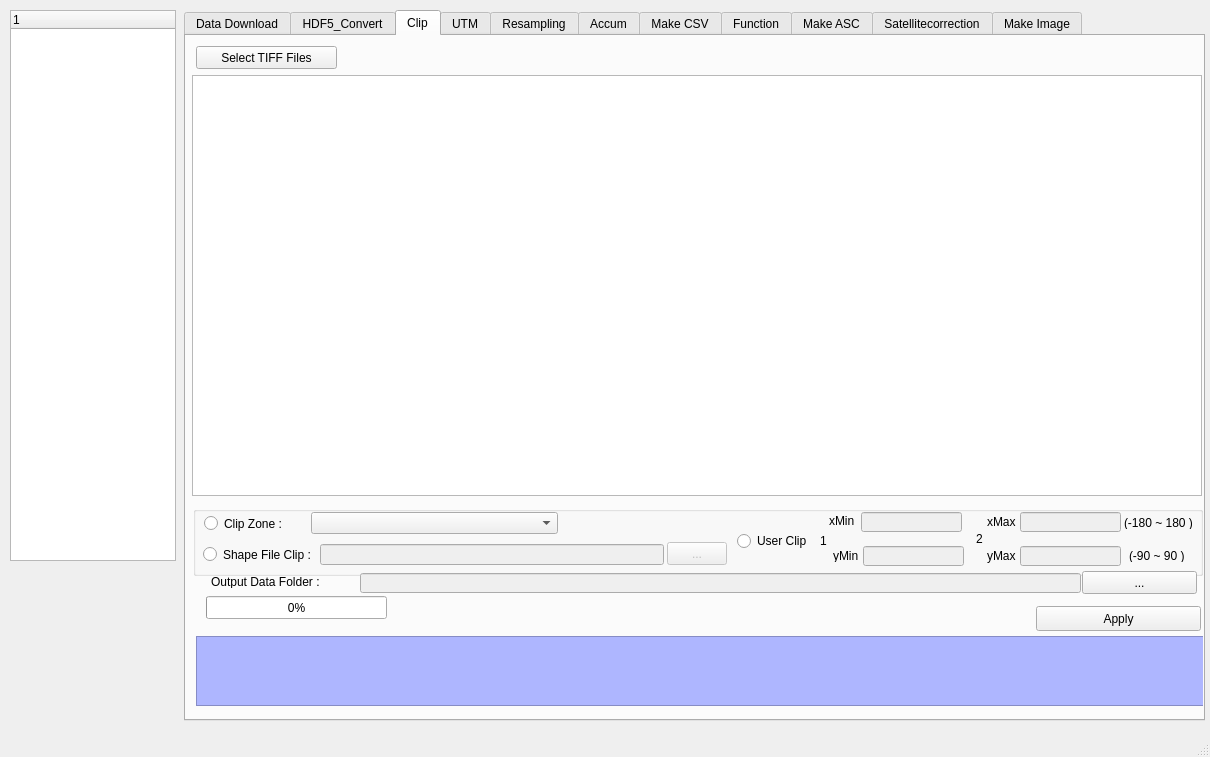
Old version of the form GPM_dialog_base.ui in the repository hermesys2017/GPM.
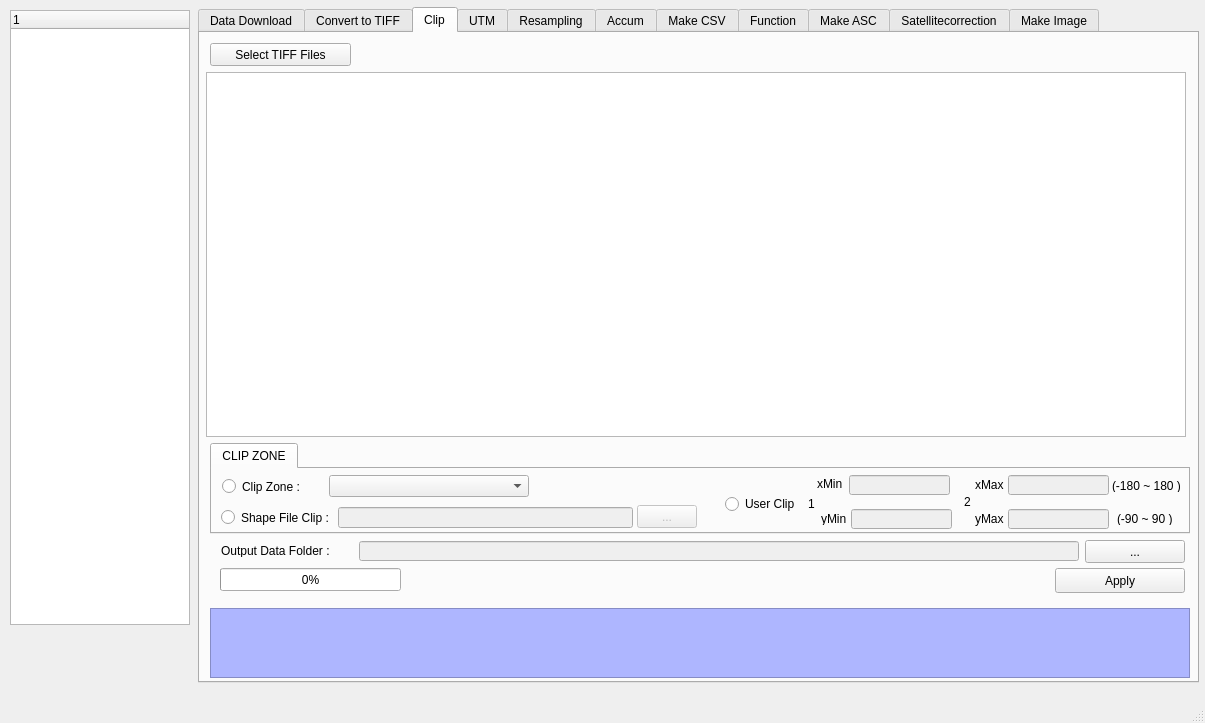
New version of the form. The open tabs and pages were chosen to show the change. Custom widgets are drawn as their Qt base class.

What changed in the file:
```diff
--- a/GPM_dialog_base.ui
+++ b/GPM_dialog_base.ui
@@ -6,8 +6,8 @@
    <rect>
     <x>0</x>
     <y>0</y>
-    <width>1210</width>
-    <height>757</height>
+    <width>1205</width>
+    <height>723</height>
    </rect>
   </property>
   <property name="sizePolicy">
@@ -16,20 +16,20 @@
     <verstretch>0</verstretch>
    </sizepolicy>
   </property>
-  <property name="minimumSize">
-   <size>
-    <width>0</width>
-    <height>0</height>
-   </size>
-  </property>
-  <property name="baseSize">
-   <size>
-    <width>0</width>
-    <height>-1</height>
-   </size>
+  <property name="mouseTracking">
+   <bool>false</bool>
   </property>
   <property name="windowTitle">
-   <string>GPM Developer</string>
+   <string>Kict Satellite Precipitation Converter</string>
+  </property>
+  <property name="autoFillBackground">
+   <bool>true</bool>
+  </property>
+  <property name="toolButtonStyle">
+   <enum>Qt::ToolButtonIconOnly</enum>
+  </property>
+  <property name="tabShape">
+   <enum>QTabWidget::Rounded</enum>
   </property>
   <widget class="QWidget" name="centralwidget">
    <widget class="QTreeWidget" name="treeWidget">
@@ -37,8 +37,8 @@
      <rect>
       <x>10</x>
       <y>10</y>
-      <width>166</width>
-      <height>551</height>
+      <width>180</width>
+      <height>615</height>
      </rect>
     </property>
     <column>
@@ -50,10 +50,10 @@
    <widget class="QTabWidget" name="tabWidget">
     <property name="geometry">
      <rect>
-      <x>184</x>
-      <y>10</y>
-      <width>1021</width>
-      <height>711</height>
+      <x>198</x>
+      <y>7</y>
+      <width>1001</width>
+      <height>676</height>
      </rect>
     </property>
     <property name="tabPosition">
@@ -65,12 +65,6 @@
     <property name="currentIndex">
      <number>0</number>
     </property>
-    <property name="usesScrollButtons">
-     <bool>true</bool>
-    </property>
-    <property name="tabsClosable">
-     <bool>false</bool>
-    </property>
     <widget class="QWidget" name="tab_12">
      <attribute name="title">
       <string>Data Download</string>
@@ -255,62 +249,17 @@
        </rect>
       </property>
      </widget>
-     <widget class="QProgressBar" name="wget_progress">
+     <widget class="QGroupBox" name="groupBox">
       <property name="geometry">
        <rect>
-        <x>35</x>
-        <y>235</y>
-        <width>181</width>
-        <height>23</height>
-       </rect>
-      </property>
-      <property name="value">
-       <number>0</number>
-      </property>
-     </widget>
-     <widget class="QRadioButton" name="rdo_64">
-      <property name="enabled">
-       <bool>false</bool>
-      </property>
-      <property name="geometry">
-       <rect>
-        <x>660</x>
-        <y>35</y>
-        <width>110</width>
-        <height>16</height>
-       </rect>
-      </property>
-      <property name="text">
-       <string>windows 64bit</string>
-      </property>
-     </widget>
-     <widget class="QRadioButton" name="rdo_32">
-      <property name="enabled">
-       <bool>false</bool>
-      </property>
-      <property name="geometry">
-       <rect>
-        <x>890</x>
-        <y>35</y>
-        <width>105</width>
-        <height>16</height>
-       </rect>
-      </property>
-      <property name="text">
-       <string>windows 32bit</string>
-      </property>
-     </widget>
-     <widget class="QGroupBox" name="groupBox_18">
-      <property name="geometry">
-       <rect>
-        <x>35</x>
+        <x>40</x>
         <y>20</y>
-        <width>561</width>
-        <height>80</height>
+        <width>411</width>
+        <height>66</height>
        </rect>
       </property>
       <property name="title">
-       <string>Select Data</string>
+       <string>Select data</string>
       </property>
       <widget class="QRadioButton" name="rdo_GPM">
        <property name="geometry">
@@ -359,7 +308,7 @@
     </widget>
     <widget class="QWidget" name="tab_8">
      <attribute name="title">
-      <string>HDF5_Convert</string>
+      <string>Convert to TIFF</string>
      </attribute>
      <widget class="QGroupBox" name="groupBox_9">
       <property name="geometry">
@@ -555,274 +504,12 @@
      <attribute name="title">
       <string>Clip</string>
      </attribute>
-     <widget class="QGroupBox" name="groupBox">
-      <property name="geometry">
-       <rect>
-        <x>7</x>
-        <y>470</y>
-        <width>1010</width>
-        <height>70</height>
-       </rect>
-      </property>
-      <property name="title">
-       <string/>
-      </property>
-      <widget class="QLineEdit" name="clip_1_y">
-       <property name="enabled">
-        <bool>false</bool>
-       </property>
-       <property name="geometry">
-        <rect>
-         <x>670</x>
-         <y>40</y>
-         <width>101</width>
-         <height>20</height>
-        </rect>
-       </property>
-      </widget>
-      <widget class="QLineEdit" name="clip_2_y">
-       <property name="enabled">
-        <bool>false</bool>
-       </property>
-       <property name="geometry">
-        <rect>
-         <x>827</x>
-         <y>40</y>
-         <width>101</width>
-         <height>20</height>
-        </rect>
-       </property>
-      </widget>
-      <widget class="QLabel" name="label_36">
-       <property name="geometry">
-        <rect>
-         <x>783</x>
-         <y>23</y>
-         <width>16</width>
-         <height>20</height>
-        </rect>
-       </property>
-       <property name="text">
-        <string>2</string>
-       </property>
-      </widget>
-      <widget class="QLabel" name="label_38">
-       <property name="geometry">
-        <rect>
-         <x>931</x>
-         <y>11</y>
-         <width>80</width>
-         <height>12</height>
-        </rect>
-       </property>
-       <property name="text">
-        <string>(-180 ~ 180 )</string>
-       </property>
-      </widget>
-      <widget class="QLabel" name="label_33">
-       <property name="geometry">
-        <rect>
-         <x>636</x>
-         <y>9</y>
-         <width>40</width>
-         <height>12</height>
-        </rect>
-       </property>
-       <property name="text">
-        <string>xMin</string>
-       </property>
-      </widget>
-      <widget class="QLineEdit" name="txt_Shape_path">
-       <property name="enabled">
-        <bool>false</bool>
-       </property>
-       <property name="geometry">
-        <rect>
-         <x>127</x>
-         <y>38</y>
-         <width>344</width>
-         <height>21</height>
-        </rect>
-       </property>
-      </widget>
-      <widget class="QRadioButton" name="rdo_Combo_Clip">
-       <property name="geometry">
-        <rect>
-         <x>11</x>
-         <y>9</y>
-         <width>101</width>
-         <height>17</height>
-        </rect>
-       </property>
-       <property name="text">
-        <string>Clip Zone :</string>
-       </property>
-      </widget>
-      <widget class="QLineEdit" name="clip_1_x">
-       <property name="enabled">
-        <bool>false</bool>
-       </property>
-       <property name="geometry">
-        <rect>
-         <x>668</x>
-         <y>6</y>
-         <width>101</width>
-         <height>20</height>
-        </rect>
-       </property>
-      </widget>
-      <widget class="QRadioButton" name="rdo_user_clip">
-       <property name="geometry">
-        <rect>
-         <x>544</x>
-         <y>27</y>
-         <width>80</width>
-         <height>16</height>
-        </rect>
-       </property>
-       <property name="text">
-        <string>User Clip</string>
-       </property>
-       <property name="checkable">
-        <bool>true</bool>
-       </property>
-      </widget>
-      <widget class="QRadioButton" name="rdo_Shape_Clip">
-       <property name="enabled">
-        <bool>true</bool>
-       </property>
-       <property name="geometry">
-        <rect>
-         <x>10</x>
-         <y>40</y>
-         <width>115</width>
-         <height>17</height>
-        </rect>
-       </property>
-       <property name="text">
-        <string>Shape File Clip : </string>
-       </property>
-       <property name="checkable">
-        <bool>true</bool>
-       </property>
-       <property name="checked">
-        <bool>false</bool>
-       </property>
-       <property name="autoExclusive">
-        <bool>true</bool>
-       </property>
-      </widget>
-      <widget class="QComboBox" name="cmb_clip_zone">
-       <property name="geometry">
-        <rect>
-         <x>118</x>
-         <y>6</y>
-         <width>247</width>
-         <height>22</height>
-        </rect>
-       </property>
-      </widget>
-      <widget class="QLabel" name="label_35">
-       <property name="geometry">
-        <rect>
-         <x>794</x>
-         <y>6</y>
-         <width>40</width>
-         <height>20</height>
-        </rect>
-       </property>
-       <property name="text">
-        <string>xMax</string>
-       </property>
-      </widget>
-      <widget class="QLabel" name="label_37">
-       <property name="geometry">
-        <rect>
-         <x>640</x>
-         <y>44</y>
-         <width>30</width>
-         <height>12</height>
-        </rect>
-       </property>
-       <property name="text">
-        <string>yMin</string>
-       </property>
-      </widget>
-      <widget class="QLabel" name="label_32">
-       <property name="geometry">
-        <rect>
-         <x>794</x>
-         <y>40</y>
-         <width>40</width>
-         <height>20</height>
-        </rect>
-       </property>
-       <property name="text">
-        <string>yMax</string>
-       </property>
-      </widget>
-      <widget class="QPushButton" name="btn_shape_dialog">
-       <property name="enabled">
-        <bool>false</bool>
-       </property>
-       <property name="geometry">
-        <rect>
-         <x>474</x>
-         <y>36</y>
-         <width>60</width>
-         <height>23</height>
-        </rect>
-       </property>
-       <property name="text">
-        <string>...</string>
-       </property>
-      </widget>
-      <widget class="QLabel" name="label_39">
-       <property name="geometry">
-        <rect>
-         <x>936</x>
-         <y>44</y>
-         <width>70</width>
-         <height>12</height>
-        </rect>
-       </property>
-       <property name="text">
-        <string>(-90 ~ 90 )</string>
-       </property>
-      </widget>
-      <widget class="QLineEdit" name="clip_2_x">
-       <property name="enabled">
-        <bool>false</bool>
-       </property>
-       <property name="geometry">
-        <rect>
-         <x>827</x>
-         <y>6</y>
-         <width>101</width>
-         <height>20</height>
-        </rect>
-       </property>
-      </widget>
-      <widget class="QLabel" name="label_34">
-       <property name="geometry">
-        <rect>
-         <x>627</x>
-         <y>27</y>
-         <width>16</width>
-         <height>16</height>
-        </rect>
-       </property>
-       <property name="text">
-        <string>1</string>
-       </property>
-      </widget>
-     </widget>
      <widget class="QPushButton" name="btn_apply_clip">
       <property name="geometry">
        <rect>
-        <x>850</x>
-        <y>570</y>
-        <width>165</width>
+        <x>855</x>
+        <y>535</y>
+        <width>130</width>
         <height>25</height>
        </rect>
       </property>
@@ -835,8 +522,8 @@
        <rect>
         <x>6</x>
         <y>39</y>
-        <width>1010</width>
-        <height>421</height>
+        <width>980</width>
+        <height>365</height>
        </rect>
       </property>
       <attribute name="horizontalHeaderCascadingSectionResizes">
@@ -853,8 +540,8 @@
       <property name="geometry">
        <rect>
         <x>10</x>
-        <y>600</y>
-        <width>1010</width>
+        <y>575</y>
+        <width>980</width>
         <height>70</height>
        </rect>
       </property>
@@ -867,7 +554,7 @@
       <property name="geometry">
        <rect>
         <x>20</x>
-        <y>560</y>
+        <y>535</y>
         <width>181</width>
         <height>23</height>
        </rect>
@@ -889,11 +576,291 @@
        <string>Select TIFF Files</string>
       </property>
      </widget>
+     <widget class="QTabWidget" name="tabWidget_2">
+      <property name="geometry">
+       <rect>
+        <x>10</x>
+        <y>410</y>
+        <width>980</width>
+        <height>91</height>
+       </rect>
+      </property>
+      <property name="currentIndex">
+       <number>0</number>
+      </property>
+      <widget class="QWidget" name="tab_11">
+       <attribute name="title">
+        <string>CLIP ZONE</string>
+       </attribute>
+       <widget class="QLineEdit" name="txt_Shape_path">
+        <property name="enabled">
+         <bool>false</bool>
+        </property>
+        <property name="geometry">
+         <rect>
+          <x>126</x>
+          <y>38</y>
+          <width>295</width>
+          <height>21</height>
+         </rect>
+        </property>
+       </widget>
+       <widget class="QRadioButton" name="rdo_Shape_Clip">
+        <property name="enabled">
+         <bool>true</bool>
+        </property>
+        <property name="geometry">
+         <rect>
+          <x>9</x>
+          <y>40</y>
+          <width>115</width>
+          <height>17</height>
+         </rect>
+        </property>
+        <property name="text">
+         <string>Shape File Clip : </string>
+        </property>
+        <property name="checkable">
+         <bool>true</bool>
+        </property>
+        <property name="checked">
+         <bool>false</bool>
+        </property>
+        <property name="autoExclusive">
+         <bool>true</bool>
+        </property>
+       </widget>
+       <widget class="QComboBox" name="cmb_clip_zone">
+        <property name="geometry">
+         <rect>
+          <x>117</x>
+          <y>6</y>
+          <width>200</width>
+          <height>22</height>
+         </rect>
+        </property>
+       </widget>
+       <widget class="QPushButton" name="btn_shape_dialog">
+        <property name="enabled">
+         <bool>false</bool>
+        </property>
+        <property name="geometry">
+         <rect>
+          <x>425</x>
+          <y>36</y>
+          <width>60</width>
+          <height>23</height>
+         </rect>
+        </property>
+        <property name="text">
+         <string>...</string>
+        </property>
+       </widget>
+       <widget class="QRadioButton" name="rdo_Combo_Clip">
+        <property name="geometry">
+         <rect>
+          <x>10</x>
+          <y>9</y>
+          <width>101</width>
+          <height>17</height>
+         </rect>
+        </property>
+        <property name="text">
+         <string>Clip Zone :</string>
+        </property>
+       </widget>
+       <widget class="QRadioButton" name="rdo_user_clip">
+        <property name="geometry">
+         <rect>
+          <x>513</x>
+          <y>27</y>
+          <width>80</width>
+          <height>16</height>
+         </rect>
+        </property>
+        <property name="text">
+         <string>User Clip</string>
+        </property>
+        <property name="checkable">
+         <bool>true</bool>
+        </property>
+       </widget>
+       <widget class="QLabel" name="label_34">
+        <property name="geometry">
+         <rect>
+          <x>596</x>
+          <y>27</y>
+          <width>16</width>
+          <height>16</height>
+         </rect>
+        </property>
+        <property name="text">
+         <string>1</string>
+        </property>
+       </widget>
+       <widget class="QLabel" name="label_37">
+        <property name="geometry">
+         <rect>
+          <x>609</x>
+          <y>44</y>
+          <width>30</width>
+          <height>12</height>
+         </rect>
+        </property>
+        <property name="text">
+         <string>yMin</string>
+        </property>
+       </widget>
+       <widget class="QLabel" name="label_36">
+        <property name="geometry">
+         <rect>
+          <x>752</x>
+          <y>23</y>
+          <width>16</width>
+          <height>20</height>
+         </rect>
+        </property>
+        <property name="text">
+         <string>2</string>
+        </property>
+       </widget>
+       <widget class="QLabel" name="label_33">
+        <property name="geometry">
+         <rect>
+          <x>605</x>
+          <y>9</y>
+          <width>40</width>
+          <height>12</height>
+         </rect>
+        </property>
+        <property name="text">
+         <string>xMin</string>
+        </property>
+       </widget>
+       <widget class="QLabel" name="label_35">
+        <property name="geometry">
+         <rect>
+          <x>763</x>
+          <y>6</y>
+          <width>40</width>
+          <height>20</height>
+         </rect>
+        </property>
+        <property name="text">
+         <string>xMax</string>
+        </property>
+       </widget>
+       <widget class="QLabel" name="label_32">
+        <property name="geometry">
+         <rect>
+          <x>763</x>
+          <y>40</y>
+          <width>40</width>
+          <height>20</height>
+         </rect>
+        </property>
+        <property name="text">
+         <string>yMax</string>
+        </property>
+       </widget>
+       <widget class="QLineEdit" name="clip_1_x">
+        <property name="enabled">
+         <bool>false</bool>
+        </property>
+        <property name="geometry">
+         <rect>
+          <x>637</x>
+          <y>6</y>
+          <width>101</width>
+          <height>20</height>
+         </rect>
+        </property>
+       </widget>
+       <widget class="QLineEdit" name="clip_2_x">
+        <property name="enabled">
+         <bool>false</bool>
+        </property>
+        <property name="geometry">
+         <rect>
+          <x>796</x>
+          <y>6</y>
+          <width>101</width>
+          <height>20</height>
+         </rect>
+        </property>
+       </widget>
+       <widget class="QLineEdit" name="clip_2_y">
+        <property name="enabled">
+         <bool>false</bool>
+        </property>
+        <property name="geometry">
+         <rect>
+          <x>796</x>
+          <y>40</y>
+          <width>101</width>
+          <height>20</height>
+         </rect>
+        </property>
+       </widget>
+       <widget class="QLineEdit" name="clip_1_y">
+        <property name="enabled">
+         <bool>false</bool>
+        </property>
+        <property name="geometry">
+         <rect>
+          <x>639</x>
+          <y>40</y>
+          <width>101</width>
+          <height>20</height>
+         </rect>
+        </property>
+       </widget>
+       <widget class="QLabel" name="label_38">
+        <property name="geometry">
+         <rect>
+          <x>900</x>
+          <y>11</y>
+          <width>80</width>
+          <height>12</height>
+         </rect>
+        </property>
+        <property name="text">
+         <string>(-180 ~ 180 )</string>
+        </property>
+       </widget>
+       <widget class="QLabel" name="label_39">
+        <property name="geometry">
+         <rect>
+          <x>905</x>
+          <y>44</y>
+          <width>70</width>
+          <height>12</height>
+         </rect>
+        </property>
+        <property name="text">
+         <string>(-90 ~ 90 )</string>
+        </property>
+       </widget>
+      </widget>
+     </widget>
+     <widget class="QPushButton" name="btn_Output_Folder">
+      <property name="geometry">
+       <rect>
+        <x>885</x>
+        <y>507</y>
+        <width>100</width>
+        <height>23</height>
+       </rect>
+      </property>
+      <property name="text">
+       <string>...</string>
+      </property>
+     </widget>
      <widget class="QLabel" name="label_9">
       <property name="geometry">
        <rect>
-        <x>25</x>
-        <y>540</y>
+        <x>21</x>
+        <y>512</y>
         <width>137</width>
         <height>12</height>
        </rect>
@@ -902,28 +869,15 @@
        <string>Output Data Folder : </string>
       </property>
      </widget>
-     <widget class="QPushButton" name="btn_Output_Folder">
-      <property name="geometry">
-       <rect>
-        <x>896</x>
-        <y>535</y>
-        <width>115</width>
-        <height>23</height>
-       </rect>
-      </property>
-      <property name="text">
-       <string>...</string>
-      </property>
-     </widget>
      <widget class="QLineEdit" name="txt_output_clip">
       <property name="enabled">
        <bool>false</bool>
       </property>
       <property name="geometry">
        <rect>
-        <x>174</x>
-        <y>537</y>
-        <width>721</width>
+        <x>159</x>
+        <y>508</y>
+        <width>720</width>
         <height>20</height>
        </rect>
       </property>
@@ -2918,10 +2872,10 @@
    <widget class="QLabel" name="kict_logo">
     <property name="geometry">
      <rect>
-      <x>5</x>
-      <y>570</y>
-      <width>186</width>
-      <height>141</height>
+      <x>15</x>
+      <y>635</y>
+      <width>161</width>
+      <height>56</height>
      </rect>
     </property>
     <property name="text">
```
Left out of the diff: 695 changed lines with no effect on the pictures.
